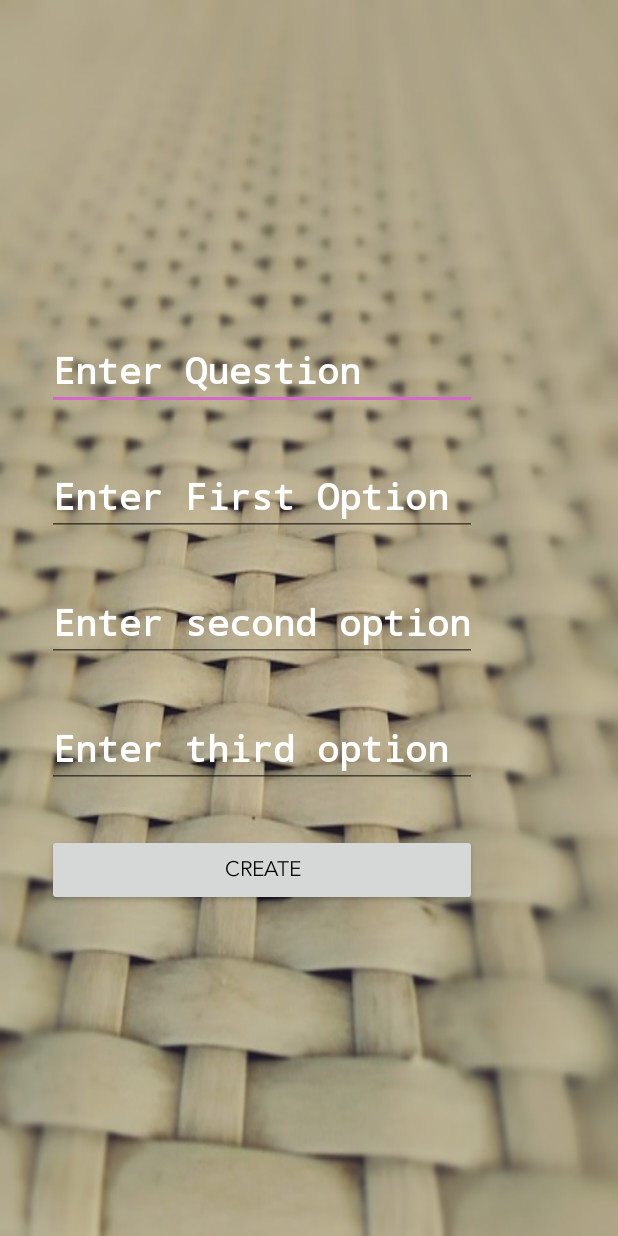
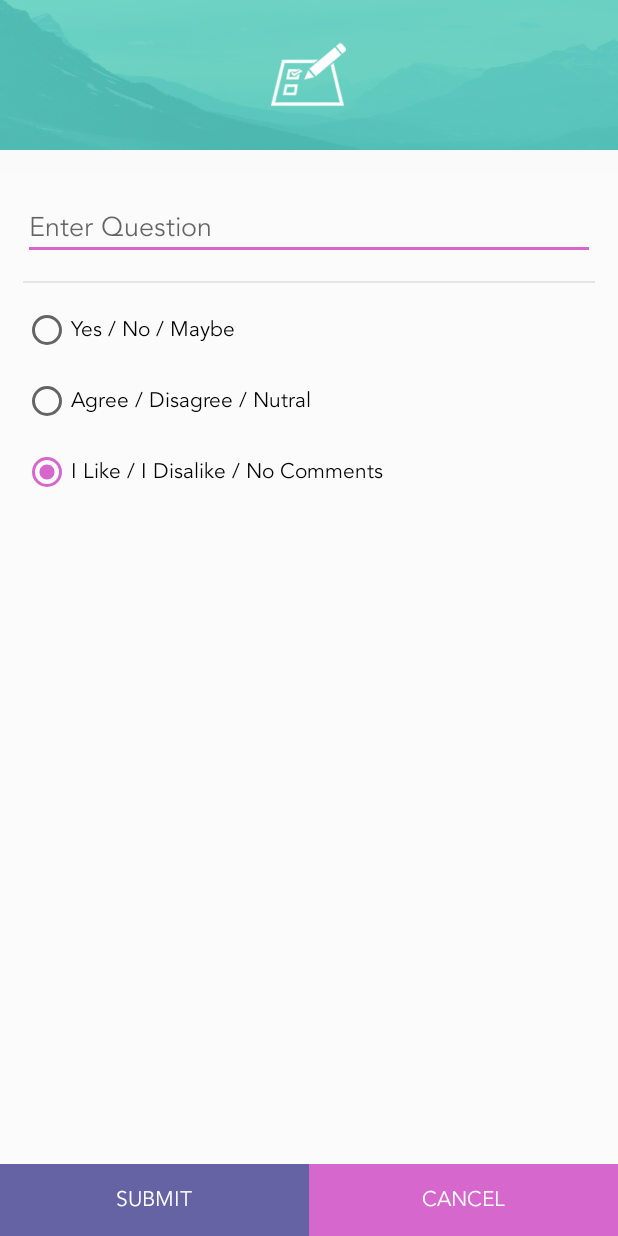
Before and after one commit to gprasaadgit/communify, an Android app: the PollActivity screen opened directly, with no data from a screen before it, on a phone screen of 412 x 824 dp. Run offline under Robolectric (Android 15) with nearby library versions, the phone set to English and light mode, and no system bars; our stand-ins replace Firebase (no records; nobody signed in at launch, a user with empty details on screens opened directly).

Commit message:
Changes to pool UI,

```diff
--- a/app/src/main/java/com/gap22/community/apartment/PollActivity.java
+++ b/app/src/main/java/com/gap22/community/apartment/PollActivity.java
@@ -31,14 +31,14 @@ public class PollActivity extends AppCompatActivity {
     protected void onCreate(Bundle savedInstanceState) {
         super.onCreate(savedInstanceState);
         setContentView(R.layout.activity_poll);
-        Question=(EditText)findViewById(R.id.Question);
+/*        Question=(EditText)findViewById(R.id.Question);
         Option1=(EditText)findViewById(R.id.option1);
         Option2=(EditText)findViewById(R.id.option2);
-        Option3=(EditText)findViewById(R.id.option3);
-        create =(Button)findViewById(R.id.create);
-        mDatabase = FirebaseDatabase.getInstance().getReference("poll");
-        fireauth = FirebaseAuth.getInstance();
-        create.setOnClickListener(new View.OnClickListener() {
+        Option3=(EditText)findViewById(R.id.option3);*/
+        //create =(Button)findViewById(R.id.create);
+        //mDatabase = FirebaseDatabase.getInstance().getReference("poll");
+        //fireauth = FirebaseAuth.getInstance();
+        /*create.setOnClickListener(new View.OnClickListener() {
             @Override
             public void onClick(View v) {
                 Poll p = new Poll();
@@ -63,7 +63,7 @@ p.setOption1(option);
                     createPoll(p);
                 }
             }
-        });
+        });*/
     }
 
     public boolean validate(Poll p)
--- a/app/src/main/res/layout/activity_poll.xml
+++ b/app/src/main/res/layout/activity_poll.xml
@@ -1,133 +1,136 @@
 <?xml version="1.0" encoding="utf-8"?>
-<RelativeLayout xmlns:android="http://schemas.android.com/apk/res/android"
-    xmlns:tools="http://schemas.android.com/tools"
-    android:id="@+id/activity_poll"
+<LinearLayout xmlns:android="http://schemas.android.com/apk/res/android"
+    android:id="@+id/sign_up_form"
     android:layout_width="match_parent"
     android:layout_height="match_parent"
-    android:paddingBottom="@dimen/activity_vertical_margin"
-    android:paddingLeft="@dimen/activity_horizontal_margin"
-    android:paddingRight="@dimen/activity_horizontal_margin"
-    android:background="@drawable/bng"
-    android:paddingTop="@dimen/activity_vertical_margin"
-    tools:context="com.gap22.community.apartment.PollActivity">
+    android:orientation="vertical">
+
+    <LinearLayout
+        android:id="@+id/sign_up_image_panel"
+        android:layout_width="match_parent"
+        android:layout_height="100dp"
+        android:background="@drawable/top_common_bg"
+        android:gravity="center_vertical|center_horizontal"
+        android:orientation="vertical"
+        android:weightSum="1">
+
+        <ImageView
+            android:layout_width="50dp"
+            android:layout_height="50dp"
+            android:layout_alignParentRight="true"
+            android:layout_centerVertical="true"
+            android:src="@drawable/ic_hdr_polling" />
+
+    </LinearLayout>
+
+    <LinearLayout
+        android:id="@+id/sign_up_info_panel"
+        android:layout_width="match_parent"
+        android:layout_height="0dp"
+        android:layout_marginTop="15dp"
+        android:layout_weight="0.58"
+        android:background="@drawable/login_transp_bg"
+        android:gravity="bottom"
+        android:orientation="vertical"
+        android:weightSum="1">
+
         <TableLayout
-        android:orientation="vertical"
-        android:layout_centerHorizontal="true"
-        android:layout_centerVertical="true"
             android:layout_width="match_parent"
-        android:layout_height="wrap_content"
-        >
+            android:layout_height="match_parent"
+            android:layout_marginLeft="15dp"
+            android:layout_marginRight="15dp"
+            android:stretchColumns="1">
 
-    <TableRow android:layout_width="match_parent"
-        android:layout_height="wrap_content"
-        android:orientation="horizontal"
-        android:layout_margin="15dp">
-
-
+            <TableRow
+                android:layout_marginTop="15dp"
+                android:background="@drawable/bottom_gray_border"
+                android:paddingBottom="15dp">
 
                 <EditText
-            android:id = "@+id/Question"
+                    android:id="@+id/edtInput"
+                    android:layout_width="0dip"
+                    android:layout_height="wrap_content"
+                    android:layout_weight="1"
+                    android:hint="@string/act_contribute_poll_question_hint"
+                    android:inputType="textCapSentences|textMultiLine"
+                    android:maxLength="2000"
+                    android:maxLines="6" />
 
-            android:hint="Enter Question"
-            android:layout_width="match_parent"
-            android:layout_height="wrap_content"
-            android:inputType="text" style="@android:style/Widget.DeviceDefault.EditText"
-            android:textAppearance="@android:style/TextAppearance.DeviceDefault.Large"
-            android:fontFamily="monospace"
-            android:typeface="monospace"
-            android:textSize="24sp"
-            android:textColor="@android:color/white"
-            android:textColorHint="@android:color/white"
-            android:textStyle="normal|bold"/>
             </TableRow>
 
-    <TableRow android:layout_width="match_parent"
+            <TableRow android:layout_marginTop="15dp">
+
+                <RadioGroup
+                    android:id="@+id/radioResult"
+                    android:layout_width="match_parent"
+                    android:layout_height="wrap_content">
+
+                    <RadioButton
+                        android:id="@+id/radioOption1"
+                        android:layout_width="wrap_content"
                         android:layout_height="wrap_content"
-        android:orientation="horizontal"
-        android:layout_margin="15dp">
+                        android:checked="true"
+                        android:text="Yes / No / Maybe" />
 
+                    <RadioButton
+                        android:id="@+id/radioOption2"
+                        android:layout_width="wrap_content"
+                        android:layout_height="wrap_content"
+                        android:layout_marginTop="15dp"
+                        android:text="Agree / Disagree / Nutral" />
 
+                    <RadioButton
+                        android:id="@+id/radioOption3"
+                        android:layout_width="wrap_content"
+                        android:layout_height="wrap_content"
+                        android:layout_marginTop="15dp"
+                        android:checked="true"
+                        android:text="I Like / I Disalike / No Comments" />
 
-        <EditText
-            android:id = "@+id/option1"
-
-            android:hint="Enter First Option"
-            android:layout_width="match_parent"
-            android:layout_height="wrap_content"
-            android:inputType="text" style="@android:style/Widget.DeviceDefault.EditText"
-            android:textAppearance="@android:style/TextAppearance.DeviceDefault.Large"
-            android:fontFamily="monospace"
-            android:typeface="monospace"
-            android:textSize="24sp"
-            android:textColor="@android:color/white"
-            android:textColorHint="@android:color/white"
-            android:textStyle="normal|bold"/>
+                </RadioGroup>
             </TableRow>
 
 
-    <TableRow android:layout_width="match_parent"
+        </TableLayout>
+
+    </LinearLayout>
+
+    <LinearLayout
+        android:id="@+id/sign_up_buttons"
+        android:layout_width="match_parent"
+        android:layout_height="48dp"
+        android:orientation="horizontal">
+
+        <LinearLayout
+            android:layout_width="0dp"
+            android:layout_height="fill_parent"
+            android:layout_weight="1">
+
+            <Button
+                android:id="@+id/btn_submit"
+                style="@style/Widget.AppCompat.Button.Borderless"
+                android:layout_width="match_parent"
                 android:layout_height="wrap_content"
-        android:orientation="horizontal"
-        android:layout_margin="15dp">
+                android:background="@color/colorPrimary"
+                android:text="@string/act_contribute_poll_submit"
+                android:textColor="@android:color/white" />
+        </LinearLayout>
+
+        <LinearLayout
+            android:layout_width="0dp"
+            android:layout_height="fill_parent"
+            android:layout_weight="1">
+
+            <Button
+                android:id="@+id/btn_cancel"
+                style="@style/Widget.AppCompat.Button.Borderless"
+                android:layout_width="match_parent"
+                android:layout_height="wrap_content"
+                android:background="@color/colorAccent"
+                android:text="@string/act_contribute_poll_cancel"
+                android:textColor="@android:color/white" />
+        </LinearLayout>
+    </LinearLayout>
 
 
-
-        <EditText
-            android:id = "@+id/option2"
-
-            android:hint="Enter second option"
-            android:layout_width="match_parent"
-            android:layout_height="wrap_content"
-            android:inputType="text" style="@android:style/Widget.DeviceDefault.EditText"
-            android:textAppearance="@android:style/TextAppearance.DeviceDefault.Large"
-            android:fontFamily="monospace"
-            android:typeface="monospace"
-            android:textSize="24sp"
-            android:textColor="@android:color/white"
-            android:textColorHint="@android:color/white"
-            android:textStyle="normal|bold"/>
-    </TableRow>
-
-    <TableRow android:layout_width="match_parent"
-        android:layout_height="wrap_content"
-        android:orientation="horizontal"
-        android:layout_margin="15dp">
-
-
-
-        <EditText
-            android:id = "@+id/option3"
-
-            android:hint="Enter third option"
-            android:layout_width="match_parent"
-            android:layout_height="wrap_content"
-            android:inputType="text" style="@android:style/Widget.DeviceDefault.EditText"
-            android:textAppearance="@android:style/TextAppearance.DeviceDefault.Large"
-            android:fontFamily="monospace"
-            android:typeface="monospace"
-            android:textSize="24sp"
-            android:textColor="@android:color/white"
-            android:textColorHint="@android:color/white"
-            android:textStyle="normal|bold"/>
-    </TableRow>
-
-    <TableRow android:layout_width="match_parent"
-        android:layout_height="wrap_content"
-        android:orientation="horizontal"
-        android:layout_margin="15dp">
-
-
-
-        <Button
-            android:layout_width="match_parent"
-            android:layout_height="wrap_content"
-            android:id ="@+id/create"
-            android:textColor="@android:color/black"
-            android:layout_centerVertical="true"
-            android:text ="Create"
-          />
-
-    </TableRow>
-    </TableLayout>
-
-</RelativeLayout>
+</LinearLayout>
--- a/app/src/main/res/values/strings.xml
+++ b/app/src/main/res/values/strings.xml
@@ -80,6 +80,7 @@
     <string name="act_contribute_poll_act_title">Polling</string>
     <string name="act_contribute_poll_submit">Submit</string>
     <string name="act_contribute_poll_cancel">Cancel</string>
+    <string name="act_contribute_poll_question_hint">Enter Question</string>
 
 
     <!-- Verift Phone -->
```
Lines whose indentation alone changed are shown as unchanged.
